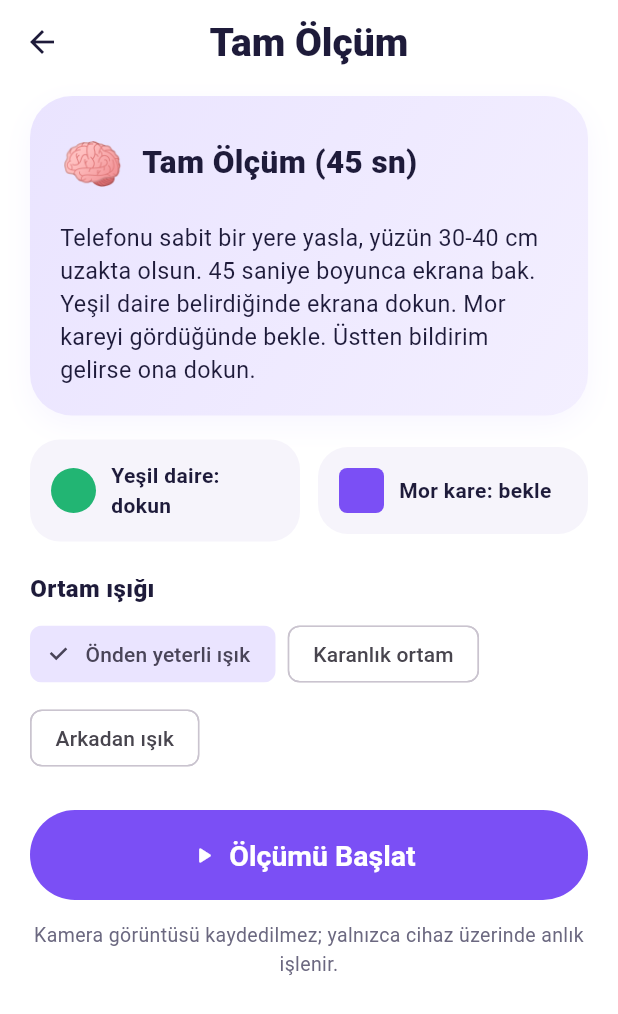
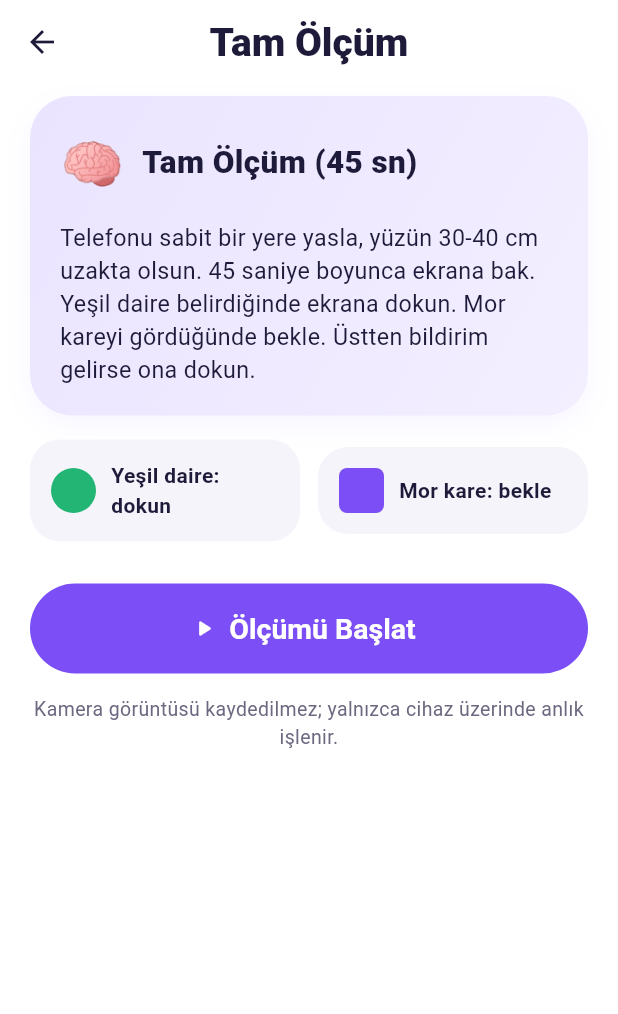
Before and after one commit to ranatemur60/biyoodak, a Flutter app: the MeasureScreen screen opened directly, after a tap on "Ölçümü Başlat", after a tap on "İptal", on a phone screen of 412 x 824 dp. Shown: the top 1014 px of the screen. Run offline on Flutter 3.47's test engine with Material 3 defaults, Android fonts, the phone set to English and light mode, and no system bars; our stand-ins replace camera, material_ui, shared_preferences, web; missing offline and left inert: dart:js_interop, dart:ui_web, google_mlkit_face_detection; accounts and stored records are empty.

Commit message:
Android yüz algılama: yön denemesi, hata gösterimi; ortam ışığı otomatik
Co-Authored-By: Claude Opus 5.5 <noreply@anthropic.com>
Claude-Session: https://claude.ai/code/session_01GdktUxRePXTPXwoUEtM3sa

```diff
--- a/lib/screens/measure.dart
+++ b/lib/screens/measure.dart
@@ -48,7 +48,7 @@ const _modes = {
       45,
       gPink,
       kPink,
-      'Yüzünü çerçevenin içinde tut. Ölçüm 45 saniye sürer. Bu sürede konuşma ve başını sabit tut. '
+      'Telefonu yüzünün karşısında tut ve yüzünü çerçevenin içine getir. Ölçüm 45 saniye sürer. Bu sürede konuşma ve başını sabit tut. '
           'Yüzünün önden aydınlık olması ölçümü iyileştirir.'),
   MeasureMode.eye: _ModeInfo(
       'Göz Analizi',
@@ -57,7 +57,7 @@ const _modes = {
       30,
       gBlue,
       kTeal,
-      'Yüzünü çerçevenin içinde tut ve 30 saniye boyunca normal şekilde ekrana bak. '
+      'Telefonu yüzünün karşısında tut ve 30 saniye boyunca normal şekilde ekrana bak. '
           'Göz kırpmalarını bastırmaya çalışma.'),
   MeasureMode.reaction: _ModeInfo(
       'Tepki Hızı',
@@ -94,6 +94,7 @@ class _MeasureScreenState extends State<MeasureScreen> {
   _Phase phase = _Phase.intro;
   String light = kLightConditions[0];
   String? error;
+  String? visionError;
   VisionSource? vision;
   StreamSubscription<FrameSample>? sub;
   SessionData? data;
@@ -151,23 +152,24 @@ class _MeasureScreenState extends State<MeasureScreen> {
     setState(() {
       phase = _Phase.starting;
       error = null;
+      visionError = null;
     });
     try {
       final v = VisionSource.create();
       vision = v;
       await v.start();
-      sub = v.samples.listen(_onSample);
+      sub = v.samples.listen(_onSample, onError: (Object e) {
+        if (mounted) {
+          setState(() => visionError = e.toString().replaceFirst('Exception: ', ''));
+        }
+      });
       setState(() => phase = _Phase.waitingFace);
-      final deadline = DateTime.now().add(const Duration(seconds: 15));
+      // Yüz en fazla 6 sn beklenir; bulunamazsa ölçüm yine başlar ve
+      // ekranda uyarı gösterilir.
+      final deadline = DateTime.now().add(const Duration(seconds: 6));
       while (mounted && phase == _Phase.waitingFace) {
-        if (faceNow) {
+        if (faceNow || DateTime.now().isAfter(deadline)) {
           _countdown();
-          return;
-        }
-        if (DateTime.now().isAfter(deadline)) {
-          await _cancel();
-          setState(() => error =
-              'Yüz algılanamadı. Yüzünü çerçevenin ortasına getir ve önden ışık aldığından emin ol.');
           return;
         }
         await Future<void>.delayed(const Duration(milliseconds: 200));
@@ -327,6 +329,12 @@ class _MeasureScreenState extends State<MeasureScreen> {
         ? stats.nightMin.toDouble()
         : profile.nightVideoMinutes.toDouble();
     final d = data!;
+    // Ortam ışığı yüz parlaklığından otomatik belirlenir.
+    if (d.luma.isNotEmpty) {
+      final avg = d.luma.reduce((a, b) => a + b) / d.luma.length;
+      d.lightCondition = avg < 70 ? 'Karanlık ortam' : 'Önden yeterli ışık';
+    }
+    light = d.lightCondition;
     SessionData acc;
     if (widget.mode == MeasureMode.full) {
       CurrentSession.replaceWith(d);
@@ -384,17 +392,7 @@ class _MeasureScreenState extends State<MeasureScreen> {
             Expanded(child: _legendBox(false)),
           ]),
         ],
-        const SizedBox(height: 20),
-        const Text('Ortam ışığı', style: TextStyle(fontWeight: FontWeight.w800, color: kNavy, fontSize: 16)),
-        const SizedBox(height: 8),
-        Wrap(spacing: 8, runSpacing: 8, children: [
-          for (final l in kLightConditions)
-            ChoiceChip(
-                label: Text(l),
-                selected: light == l,
-                selectedColor: const Color(0xFFEAE4FF),
-                onSelected: (_) => setState(() => light = l)),
-        ]),
+        const SizedBox(height: 4),
         if (error != null) ...[
           const SizedBox(height: 16),
           Container(
@@ -441,9 +439,9 @@ class _MeasureScreenState extends State<MeasureScreen> {
     final remaining = ((durationMs - t) / 1000).ceil().clamp(0, info.seconds.round());
     final status = switch (phase) {
       _Phase.starting => 'Kamera hazırlanıyor...',
-      _Phase.waitingFace => 'Yüzünü çerçevenin içine getir',
+      _Phase.waitingFace => 'Telefonu yüzüne doğru tut, yüzünü çerçeveye getir',
       _Phase.countdown => 'Başlıyor: $countdown',
-      _ => faceNow ? 'Ölçülüyor... $remaining sn' : 'Yüz görünmüyor',
+      _ => faceNow ? 'Ölçülüyor... $remaining sn' : 'Yüz görünmüyor · $remaining sn',
     };
     return Listener(
       behavior: HitTestBehavior.opaque,
@@ -511,6 +509,11 @@ class _MeasureScreenState extends State<MeasureScreen> {
                         fontSize: 16,
                         fontWeight: FontWeight.w700,
                         color: phase == _Phase.recording && !faceNow ? kRed : kNavy)),
+                if (visionError != null)
+                  Padding(
+                    padding: const EdgeInsets.only(top: 4),
+                    child: Text(visionError!, style: const TextStyle(fontSize: 12.5, color: kRed)),
+                  ),
                 if (hasStimuli)
                   const Padding(
                     padding: EdgeInsets.only(top: 4),
--- a/pubspec.yaml
+++ b/pubspec.yaml
@@ -16,7 +16,7 @@ publish_to: 'none' # Remove this line if you wish to publish to pub.dev
 # https://developer.apple.com/library/archive/documentation/General/Reference/InfoPlistKeyReference/Articles/CoreFoundationKeys.html
 # In Windows, build-name is used as the major, minor, and patch parts
 # of the product and file versions while build-number is used as the build suffix.
-version: 1.2.0+3
+version: 1.2.1+4
 
 environment:
   sdk: ^3.14.0
```
Also changed, not shown: lib/vision/vision_android.dart (+26 -3 lines).
